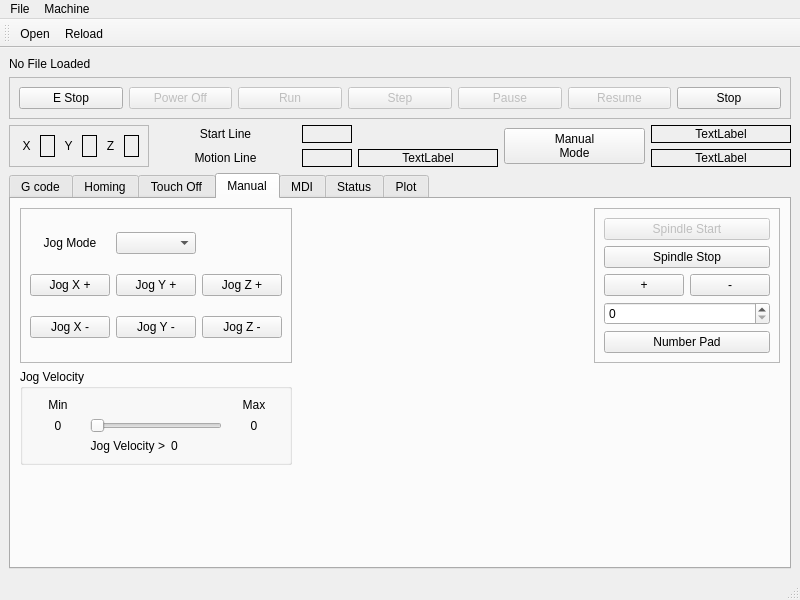
Above: jet/src/jet.ui from tlight9/jet before the change. Below: the same form after it.
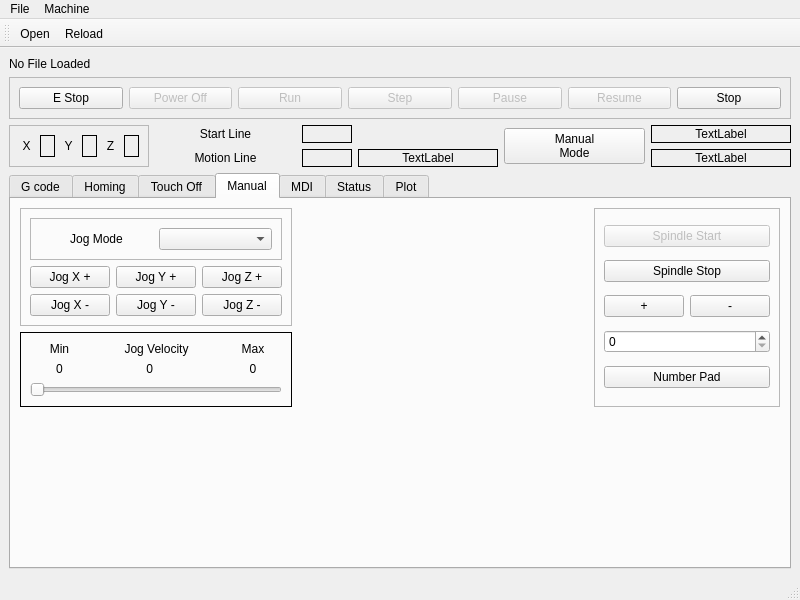
That is the form after the change. The open tabs and pages were chosen to show the change.

Commit message: align jog velocity slider better

The edit to the form file:
```diff
--- a/jet/src/jet.ui
+++ b/jet/src/jet.ui
@@ -585,7 +585,20 @@
         <string>Manual</string>
        </attribute>
        <layout class="QGridLayout" name="gridLayout_8">
-        <item row="0" column="2">
+        <item row="1" column="1">
+         <spacer name="horizontalSpacer_3">
+          <property name="orientation">
+           <enum>Qt::Horizontal</enum>
+          </property>
+          <property name="sizeHint" stdset="0">
+           <size>
+            <width>40</width>
+            <height>20</height>
+           </size>
+          </property>
+         </spacer>
+        </item>
+        <item row="0" column="2" rowspan="2">
          <widget class="QFrame" name="frame_6">
           <property name="frameShape">
            <enum>QFrame::StyledPanel</enum>
@@ -648,6 +661,19 @@
           </layout>
          </widget>
         </item>
+        <item row="3" column="0">
+         <spacer name="verticalSpacer_2">
+          <property name="orientation">
+           <enum>Qt::Vertical</enum>
+          </property>
+          <property name="sizeHint" stdset="0">
+           <size>
+            <width>20</width>
+            <height>40</height>
+           </size>
+          </property>
+         </spacer>
+        </item>
         <item row="0" column="0">
          <widget class="QFrame" name="frame_3">
           <property name="frameShape">
@@ -657,6 +683,45 @@
            <enum>QFrame::Raised</enum>
           </property>
           <layout class="QGridLayout" name="gridLayout_3">
+           <item row="0" column="0" colspan="3">
+            <widget class="QFrame" name="frame_5">
+             <property name="frameShape">
+              <enum>QFrame::StyledPanel</enum>
+             </property>
+             <property name="frameShadow">
+              <enum>QFrame::Raised</enum>
+             </property>
+             <layout class="QGridLayout" name="gridLayout_16">
+              <item row="0" column="0">
+               <widget class="QLabel" name="label_6">
+                <property name="text">
+                 <string>Jog Mode</string>
+                </property>
+                <property name="alignment">
+                 <set>Qt::AlignCenter</set>
+                </property>
+               </widget>
+              </item>
+              <item row="0" column="1">
+               <widget class="QComboBox" name="jog_modes_cb"/>
+              </item>
+             </layout>
+            </widget>
+           </item>
+           <item row="1" column="2">
+            <widget class="QPushButton" name="jog_plus_pb_2">
+             <property name="text">
+              <string>Jog Z +</string>
+             </property>
+            </widget>
+           </item>
+           <item row="2" column="2">
+            <widget class="QPushButton" name="jog_minus_pb_2">
+             <property name="text">
+              <string>Jog Z -</string>
+             </property>
+            </widget>
+           </item>
            <item row="1" column="0">
             <widget class="QPushButton" name="jog_plus_pb_0">
              <property name="text">
@@ -671,13 +736,6 @@
              </property>
             </widget>
            </item>
-           <item row="2" column="0">
-            <widget class="QPushButton" name="jog_minus_pb_0">
-             <property name="text">
-              <string>Jog X -</string>
-             </property>
-            </widget>
-           </item>
            <item row="1" column="1">
             <widget class="QPushButton" name="jog_plus_pb_1">
              <property name="text">
@@ -685,56 +743,23 @@
              </property>
             </widget>
            </item>
-           <item row="1" column="2">
-            <widget class="QPushButton" name="jog_plus_pb_2">
+           <item row="2" column="0">
+            <widget class="QPushButton" name="jog_minus_pb_0">
              <property name="text">
-              <string>Jog Z +</string>
-             </property>
-            </widget>
-           </item>
-           <item row="2" column="2">
-            <widget class="QPushButton" name="jog_minus_pb_2">
-             <property name="text">
-              <string>Jog Z -</string>
-             </property>
-            </widget>
-           </item>
-           <item row="0" column="1">
-            <widget class="QComboBox" name="jog_modes_cb"/>
-           </item>
-           <item row="0" column="0">
-            <widget class="QLabel" name="label_6">
-             <property name="text">
-              <string>Jog Mode</string>
-             </property>
-             <property name="alignment">
-              <set>Qt::AlignCenter</set>
+              <string>Jog X -</string>
              </property>
             </widget>
            </item>
           </layout>
          </widget>
         </item>
-        <item row="2" column="0">
-         <spacer name="verticalSpacer_2">
-          <property name="orientation">
-           <enum>Qt::Vertical</enum>
-          </property>
-          <property name="sizeHint" stdset="0">
-           <size>
-            <width>20</width>
-            <height>40</height>
-           </size>
-          </property>
-         </spacer>
-        </item>
         <item row="1" column="0">
-         <widget class="QGroupBox" name="groupBox">
-          <property name="title">
-           <string>Jog Velocity</string>
+         <widget class="QFrame" name="frame">
+          <property name="frameShape">
+           <enum>QFrame::Box</enum>
           </property>
           <layout class="QGridLayout" name="gridLayout_5">
-           <item row="0" column="3">
+           <item row="0" column="4">
             <widget class="QLabel" name="label_11">
              <property name="text">
               <string>Max</string>
@@ -744,7 +769,7 @@
              </property>
             </widget>
            </item>
-           <item row="1" column="3">
+           <item row="1" column="4">
             <widget class="QLabel" name="max_jog_vel_lb">
              <property name="text">
               <string>0</string>
@@ -754,27 +779,34 @@
              </property>
             </widget>
            </item>
-           <item row="1" column="0">
-            <widget class="QLabel" name="min_jog_vel_lb">
+           <item row="0" column="2" colspan="2">
+            <widget class="QLabel" name="label_7">
              <property name="text">
-              <string>0</string>
+              <string>Jog Velocity</string>
              </property>
              <property name="alignment">
               <set>Qt::AlignCenter</set>
              </property>
             </widget>
            </item>
-           <item row="2" column="1">
-            <widget class="QLabel" name="label_9">
+           <item row="1" column="3">
+            <widget class="QLabel" name="jog_units_lb">
              <property name="text">
-              <string>Jog Velocity &gt;</string>
+              <string/>
+             </property>
+            </widget>
+           </item>
+           <item row="1" column="2">
+            <widget class="QLabel" name="jog_vel_lb">
+             <property name="text">
+              <string>0</string>
              </property>
              <property name="alignment">
               <set>Qt::AlignRight|Qt::AlignTrailing|Qt::AlignVCenter</set>
              </property>
             </widget>
            </item>
-           <item row="0" column="0">
+           <item row="0" column="1">
             <widget class="QLabel" name="label_10">
              <property name="text">
               <string>Min</string>
@@ -784,14 +816,17 @@
              </property>
             </widget>
            </item>
-           <item row="2" column="2">
-            <widget class="QLabel" name="jog_vel_lb">
+           <item row="1" column="1">
+            <widget class="QLabel" name="min_jog_vel_lb">
              <property name="text">
               <string>0</string>
              </property>
+             <property name="alignment">
+              <set>Qt::AlignCenter</set>
+             </property>
             </widget>
            </item>
-           <item row="1" column="1" colspan="2">
+           <item row="2" column="1" colspan="4">
             <widget class="QSlider" name="jog_vel_s">
              <property name="maximum">
               <number>1000</number>
@@ -804,29 +839,9 @@
              </property>
             </widget>
            </item>
-           <item row="2" column="3">
-            <widget class="QLabel" name="jog_units_lb">
-             <property name="text">
-              <string/>
-             </property>
-            </widget>
-           </item>
           </layout>
          </widget>
         </item>
-        <item row="0" column="1">
-         <spacer name="horizontalSpacer_3">
-          <property name="orientation">
-           <enum>Qt::Horizontal</enum>
-          </property>
-          <property name="sizeHint" stdset="0">
-           <size>
-            <width>40</width>
-            <height>20</height>
-           </size>
-          </property>
-         </spacer>
-        </item>
        </layout>
       </widget>
       <widget class="QWidget" name="mdi_tab">
```
